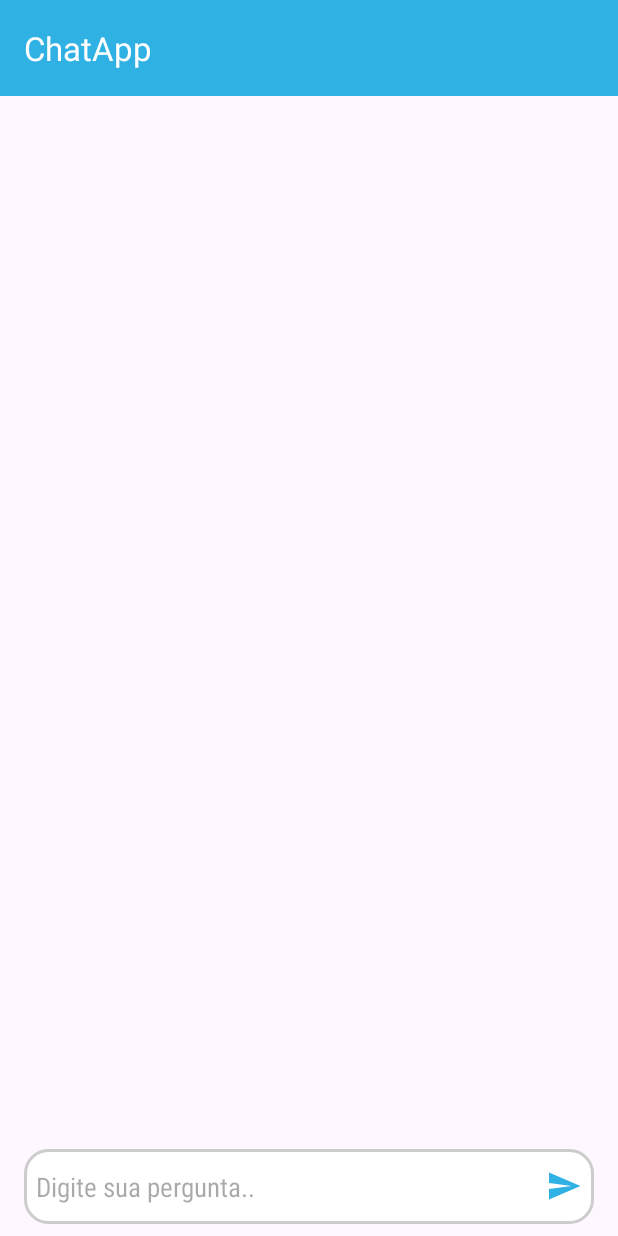
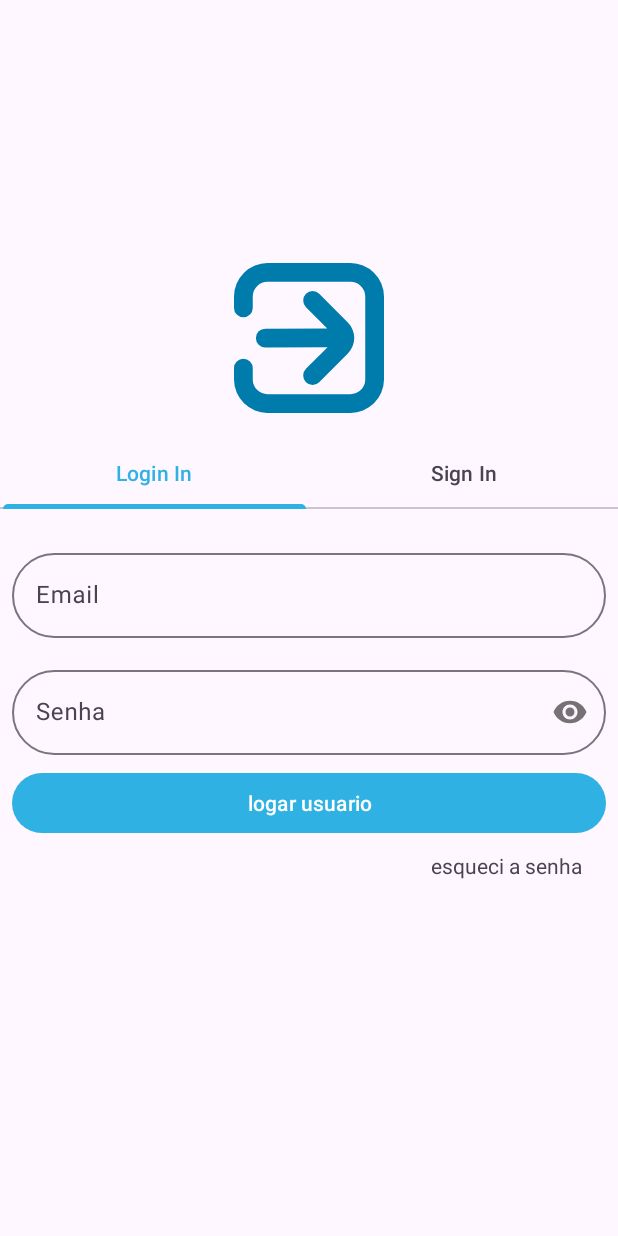
Before and after one commit to kaioLimaX/ChatApp, an Android app: the screen it shows after launch (MainActivity before the commit, AuthActivity after it), on a phone screen of 412 x 824 dp. Run offline under Robolectric (Android 15) with nearby library versions, the phone set to English and light mode, and no system bars; our stand-ins replace Firebase (no records; nobody signed in at launch, a user with empty details on screens opened directly).

Commit message:
inserindo injeção de dependencias, inserindo tab com menu login e registro com tabMenu

```diff
--- /dev/null
+++ b/app/src/main/java/com/example/chatapp/adapters/TabAdapter.kt
@@ -0,0 +1,26 @@
+package com.example.chatapp.adapters
+
+import androidx.fragment.app.Fragment
+import androidx.fragment.app.FragmentManager
+import androidx.lifecycle.Lifecycle
+import androidx.viewpager2.adapter.FragmentStateAdapter
+import com.example.chatapp.view.ui.auth.fragments.LoginInFragment
+import com.example.chatapp.view.ui.auth.fragments.SignInFragment
+
+class TabAdapter(
+    val abas : List<String>,
+    fragmentManager: FragmentManager,
+    lifecycle: Lifecycle
+) : FragmentStateAdapter(fragmentManager, lifecycle) {
+    override fun getItemCount(): Int {
+        return abas.size
+    }
+
+    override fun createFragment(position: Int): Fragment {
+        when(position){
+            1 -> return SignInFragment()
+
+        }
+        return LoginInFragment()
+    }
+}
--- a/app/src/main/java/com/example/chatapp/view/ui/SplashScreen.kt
+++ b/app/src/main/java/com/example/chatapp/view/ui/Splash/SplashScreen.kt
@@ -1,15 +1,13 @@
-package com.example.chatapp.view.ui
+package com.example.chatapp.view.ui.Splash
 
-import android.annotation.SuppressLint
 import android.content.Intent
-import androidx.appcompat.app.AppCompatActivity
 import android.os.Bundle
 import android.os.Handler
 import android.os.Looper
-import android.view.Window
 import android.view.WindowManager
-import com.example.chatapp.R
+import androidx.appcompat.app.AppCompatActivity
 import com.example.chatapp.databinding.ActivitySplashScreenBinding
+import com.example.chatapp.view.ui.auth.AuthActivity
 
 
 class SplashScreen : AppCompatActivity() {
@@ -29,7 +27,7 @@ class SplashScreen : AppCompatActivity() {
         )
 
         Handler(Looper.getMainLooper()).postDelayed({
-            val intent = Intent(this, MainActivity::class.java)
+            val intent = Intent(this, AuthActivity::class.java)
             startActivity(intent)
             overridePendingTransition(android.R.anim.fade_in, android.R.anim.fade_out)
             finish()
--- /dev/null
+++ b/app/src/main/java/com/example/chatapp/view/ui/auth/AuthActivity.kt
@@ -0,0 +1,41 @@
+package com.example.chatapp.view.ui.auth
+
+import androidx.appcompat.app.AppCompatActivity
+import android.os.Bundle
+import com.example.chatapp.R
+import com.example.chatapp.adapters.TabAdapter
+import com.example.chatapp.databinding.ActivityAuthBinding
+import com.google.android.material.tabs.TabLayoutMediator
+
+class AuthActivity : AppCompatActivity() {
+
+    val binding by lazy{
+        ActivityAuthBinding.inflate(layoutInflater)
+    }
+    override fun onCreate(savedInstanceState: Bundle?) {
+        super.onCreate(savedInstanceState)
+        setContentView(binding.root)
+
+        inicializarNavegacaoLogin()
+    }
+
+    private fun inicializarNavegacaoLogin() {
+        val tabLayout = binding.tabAuth
+        val viewPager = binding.viewPagerMenuAuth
+
+        //adapter
+        val abas = listOf("Login In", "Sign In")
+        viewPager.adapter = TabAdapter(
+            abas,
+            supportFragmentManager,
+            lifecycle
+        )
+        tabLayout.isTabIndicatorFullWidth = true
+
+        TabLayoutMediator(tabLayout, viewPager) { tab, position ->
+            tab.text = abas[position]
+
+        }.attach()
+
+    }
+}
--- /dev/null
+++ b/app/src/main/res/drawable/sign_in_24.xml
@@ -0,0 +1,13 @@
+<vector xmlns:android="http://schemas.android.com/apk/res/android"
+    android:width="24dp"
+    android:height="24dp"
+    android:tint="@color/primaria_variacao"
+    android:viewportWidth="24"
+    android:viewportHeight="24">
+    <path
+        android:fillColor="@android:color/white"
+        android:pathData="M18.589,0H5.411A5.371,5.371,0,0,0,0,5.318V7.182a1.5,1.5,0,0,0,3,0V5.318A2.369,2.369,0,0,1,5.411,3H18.589A2.369,2.369,0,0,1,21,5.318V18.682A2.369,2.369,0,0,1,18.589,21H5.411A2.369,2.369,0,0,1,3,18.682V16.818a1.5,1.5,0,1,0-3,0v1.864A5.371,5.371,0,0,0,5.411,24H18.589A5.371,5.371,0,0,0,24,18.682V5.318A5.371,5.371,0,0,0,18.589,0Z" />
+    <path
+        android:fillColor="@android:color/white"
+        android:pathData="M3.5,12A1.5,1.5,0,0,0,5,13.5H5l9.975-.027-3.466,3.466a1.5,1.5,0,0,0,2.121,2.122l4.586-4.586a3.5,3.5,0,0,0,0-4.95L13.634,4.939a1.5,1.5,0,1,0-2.121,2.122l3.413,3.412L5,10.5A1.5,1.5,0,0,0,3.5,12Z" />
+</vector>
--- /dev/null
+++ b/app/src/main/res/layout/activity_auth.xml
@@ -0,0 +1,42 @@
+<?xml version="1.0" encoding="utf-8"?>
+<androidx.constraintlayout.widget.ConstraintLayout xmlns:android="http://schemas.android.com/apk/res/android"
+    xmlns:app="http://schemas.android.com/apk/res-auto"
+    xmlns:tools="http://schemas.android.com/tools"
+    android:layout_width="match_parent"
+    android:layout_height="match_parent"
+    tools:context=".view.ui.auth.AuthActivity">
+
+    <ImageView
+        android:id="@+id/imageView"
+        android:layout_width="100dp"
+        android:layout_height="100dp"
+        app:layout_constraintBottom_toTopOf="@+id/tabAuth"
+        app:layout_constraintEnd_toEndOf="parent"
+        app:layout_constraintHorizontal_bias="0.5"
+        app:layout_constraintStart_toStartOf="parent"
+        app:layout_constraintTop_toTopOf="parent"
+        app:layout_constraintVertical_chainStyle="packed"
+        app:srcCompat="@drawable/sign_in_24" />
+
+    <com.google.android.material.tabs.TabLayout
+        android:id="@+id/tabAuth"
+        android:layout_width="0dp"
+        android:layout_height="wrap_content"
+        android:layout_marginTop="16dp"
+        app:layout_constraintBottom_toTopOf="@+id/viewPagerMenuAuth"
+        app:layout_constraintEnd_toEndOf="parent"
+        app:layout_constraintHorizontal_bias="0.5"
+        app:layout_constraintStart_toStartOf="parent"
+        app:layout_constraintTop_toBottomOf="@+id/imageView" />
+
+    <androidx.viewpager2.widget.ViewPager2
+        android:id="@+id/viewPagerMenuAuth"
+        android:layout_width="0dp"
+        android:layout_height="309dp"
+        app:layout_constraintBottom_toBottomOf="parent"
+        app:layout_constraintEnd_toEndOf="parent"
+        app:layout_constraintHorizontal_bias="0.5"
+        app:layout_constraintStart_toStartOf="parent"
+        app:layout_constraintTop_toBottomOf="@+id/tabAuth" />
+
+</androidx.constraintlayout.widget.ConstraintLayout>
--- a/app/src/main/res/layout/activity_splash_screen.xml
+++ b/app/src/main/res/layout/activity_splash_screen.xml
@@ -4,7 +4,7 @@
     xmlns:tools="http://schemas.android.com/tools"
     android:layout_width="match_parent"
     android:layout_height="match_parent"
-    tools:context=".view.ui.SplashScreen">
+    tools:context=".view.ui.Splash.SplashScreen">
 
     <com.airbnb.lottie.LottieAnimationView
         android:id="@+id/lottie"
--- /dev/null
+++ b/app/src/main/res/layout/item_tablogin_login.xml
@@ -0,0 +1,114 @@
+<?xml version="1.0" encoding="utf-8"?>
+<androidx.constraintlayout.widget.ConstraintLayout xmlns:android="http://schemas.android.com/apk/res/android"
+    xmlns:app="http://schemas.android.com/apk/res-auto"
+    xmlns:tools="http://schemas.android.com/tools"
+    android:layout_width="match_parent"
+    android:layout_height="wrap_content">
+
+    <!--<com.google.android.gms.common.SignInButton
+        android:id="@+id/btnGoogle"
+        android:layout_width="363dp"
+        android:layout_height="wrap_content"
+        app:boxCornerRadiusBottomEnd="50dp"
+        app:boxCornerRadiusBottomStart="50dp"
+        app:boxCornerRadiusTopEnd="50dp"
+        app:boxCornerRadiusTopStart="50dp"
+        app:layout_constraintBottom_toBottomOf="parent"
+        app:layout_constraintEnd_toEndOf="parent"
+        app:layout_constraintHorizontal_bias="0.5"
+        app:layout_constraintStart_toStartOf="parent"
+        app:layout_constraintTop_toBottomOf="@+id/textView2" />-->
+
+    <com.google.android.material.textfield.TextInputLayout
+        android:id="@+id/inputLoginEmail"
+        android:layout_width="0dp"
+        android:layout_height="wrap_content"
+        android:layout_marginStart="8dp"
+        android:layout_marginTop="24dp"
+        android:layout_marginEnd="8dp"
+        app:boxCornerRadiusBottomEnd="50dp"
+        app:boxCornerRadiusBottomStart="50dp"
+        app:boxCornerRadiusTopEnd="50dp"
+        app:boxCornerRadiusTopStart="50dp"
+        app:layout_constraintBottom_toTopOf="@+id/inputLoginSenha"
+        app:layout_constraintEnd_toEndOf="parent"
+        app:layout_constraintHorizontal_bias="0.5"
+        app:layout_constraintStart_toStartOf="parent"
+        app:layout_constraintTop_toTopOf="parent"
+        app:layout_constraintVertical_bias="0.0"
+        app:layout_constraintVertical_chainStyle="packed">
+
+        <com.google.android.material.textfield.TextInputEditText
+            android:id="@+id/txtEmail"
+            android:imeOptions="actionNext"
+            android:singleLine="true"
+            android:layout_width="match_parent"
+            android:layout_height="wrap_content"
+            android:hint="Email" />
+    </com.google.android.material.textfield.TextInputLayout>
+
+    <com.google.android.material.textfield.TextInputLayout
+        android:id="@+id/inputLoginSenha"
+        android:layout_width="0dp"
+        android:layout_height="wrap_content"
+        android:layout_marginStart="8dp"
+        android:layout_marginTop="16dp"
+        android:layout_marginEnd="8dp"
+        app:boxCornerRadiusBottomEnd="50dp"
+        app:boxCornerRadiusBottomStart="50dp"
+        app:boxCornerRadiusTopEnd="50dp"
+        app:boxCornerRadiusTopStart="50dp"
+        app:passwordToggleEnabled="true"
+        app:layout_constraintEnd_toEndOf="parent"
+        app:layout_constraintHorizontal_bias="0.5"
+        app:layout_constraintStart_toStartOf="parent"
+        app:layout_constraintTop_toBottomOf="@+id/inputLoginEmail">
+
+        <com.google.android.material.textfield.TextInputEditText
+            android:id="@+id/txtSenha"
+            android:layout_width="match_parent"
+            android:layout_height="wrap_content"
+            android:hint="Senha"
+            android:imeOptions="actionDone"
+            android:inputType="textPassword"
+             />
+    </com.google.android.material.textfield.TextInputLayout>
+
+
+    <Button
+        android:id="@+id/btnLogar"
+        android:layout_width="0dp"
+        android:layout_height="wrap_content"
+        android:layout_marginStart="8dp"
+        android:layout_marginTop="8dp"
+        android:layout_marginEnd="8dp"
+        android:text="logar usuario"
+        app:layout_constraintEnd_toEndOf="parent"
+        app:layout_constraintHorizontal_bias="0.5"
+        app:layout_constraintStart_toStartOf="parent"
+        app:layout_constraintTop_toBottomOf="@+id/inputLoginSenha" />
+
+    <TextView
+        android:id="@+id/textView2"
+        android:layout_width="wrap_content"
+        android:layout_height="wrap_content"
+        android:layout_marginTop="8dp"
+        android:layout_marginEnd="16dp"
+        android:text="esqueci a senha"
+        app:layout_constraintEnd_toEndOf="@+id/btnLogar"
+        app:layout_constraintTop_toBottomOf="@+id/btnLogar" />
+
+    <!--<Button
+        android:id="@+id/btnGoogle"
+        android:layout_width="wrap_content"
+        android:layout_height="wrap_content"
+        android:background="@drawable/bg_btn_google"
+        android:drawableLeft="@drawable/googleg_standard_color_18"
+        android:text="Fazer login com Google"
+        app:layout_constraintBottom_toBottomOf="parent"
+        app:layout_constraintEnd_toEndOf="parent"
+        app:layout_constraintHorizontal_bias="0.5"
+        app:layout_constraintStart_toStartOf="parent"
+        app:layout_constraintTop_toBottomOf="@+id/textView2" />-->
+
+</androidx.constraintlayout.widget.ConstraintLayout>
```
Also changed, not shown: app/src/main/AndroidManifest.xml (+7 -4 lines), app/src/main/java/com/example/chatapp/di/ApplicationCustom.kt (added, +8 -0 lines), app/src/main/java/com/example/chatapp/di/FirebaseModule.kt (added, +19 -0 lines), app/src/main/java/com/example/chatapp/view/ui/auth/fragments/LoginInFragment.kt (added, +143 -0 lines), app/src/main/java/com/example/chatapp/view/ui/auth/fragments/SignInFragment.kt (added, +186 -0 lines), app/src/main/res/layout/item_tablogin_signin.xml (added, +134 -0 lines), 2 other files.
